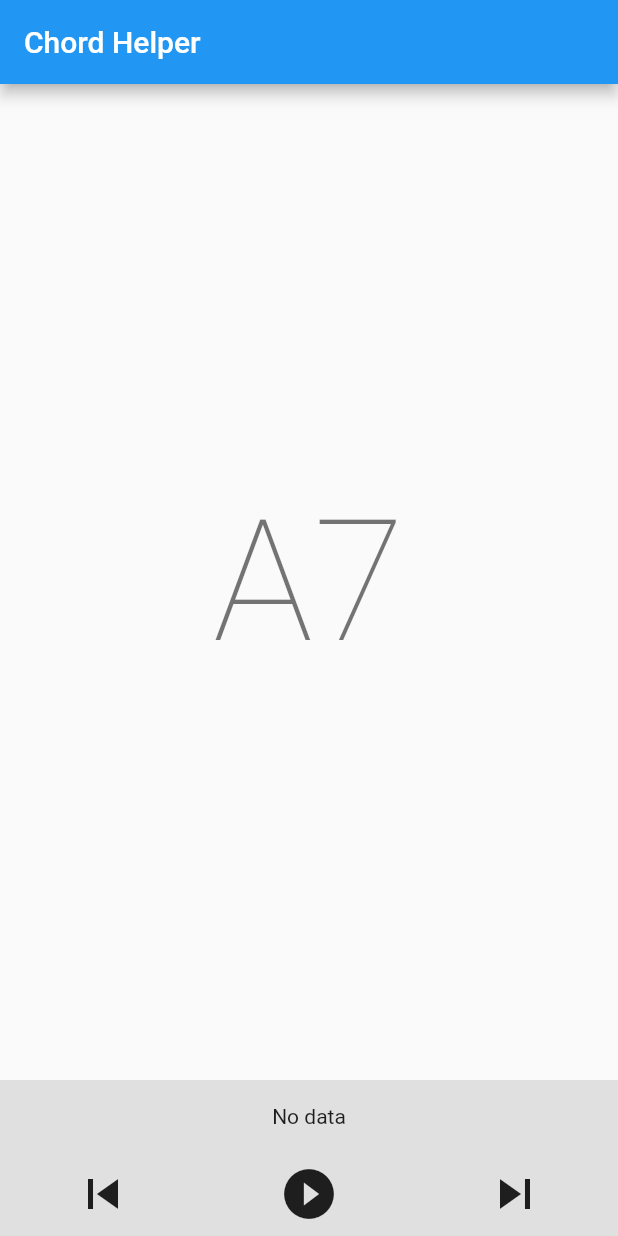
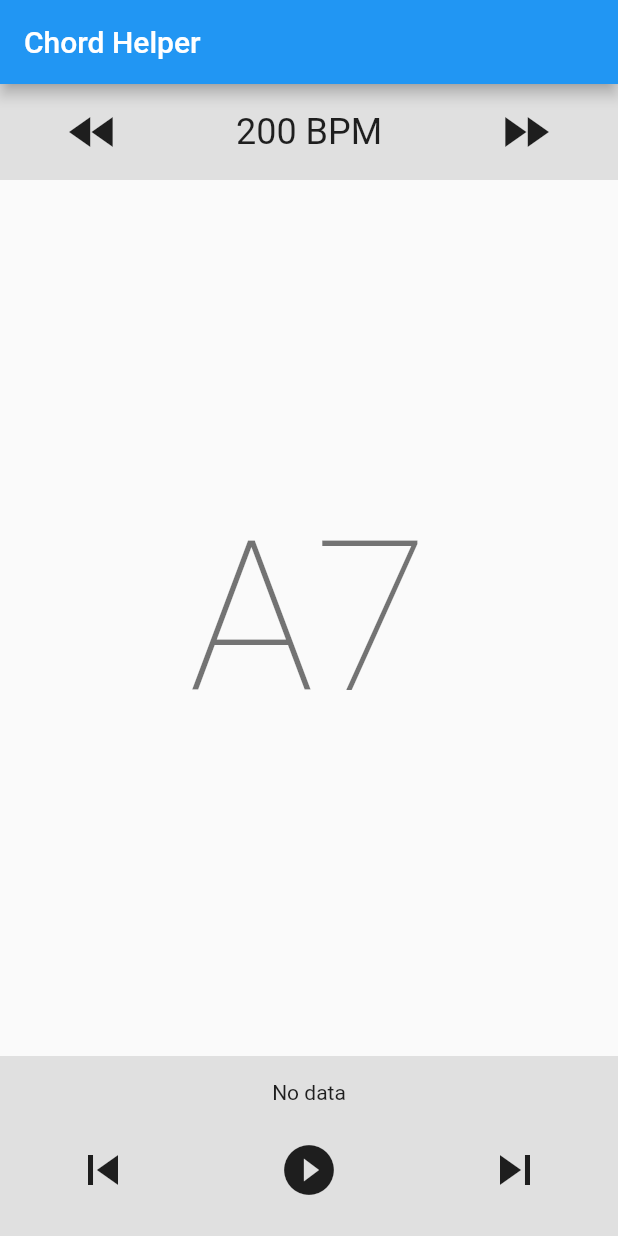
Before and after one commit to tylermercer/chord-helper, a Flutter app: the screen it shows after launch, on a phone screen of 412 x 824 dp. Run offline on Flutter 3.47's test engine with Material 2 defaults, Android fonts, the phone set to English and light mode, and no system bars.

Commit message:
Work on UI

```diff
--- a/lib/main.dart
+++ b/lib/main.dart
@@ -1,4 +1,5 @@
 import 'dart:convert';
+import 'dart:math';
 
 import 'package:flutter/material.dart';
 import 'package:flutter/services.dart';
@@ -33,6 +34,10 @@ class _MainPageState extends State<MainPage> {
 
   static const methodChannel = const MethodChannel("net.tylermercer.chordhelper/control");
   bool isPlaying = false;
+  int exponent = 0;
+
+  get multiplier => pow(2, exponent);
+  get multiplierString => exponent == 0 ? "" : (exponent >= 0 ? " (x$multiplier)" : " (x1/${pow(2, (exponent).abs())})");
 
   @override
   void initState() {
@@ -66,11 +71,51 @@ class _MainPageState extends State<MainPage> {
       ),
       body: Column(
         children: <Widget>[
+          Container(
+            padding: EdgeInsets.only(top: 4, bottom: 4),
+            color: Colors.grey[300],
+            child: Row(
+              mainAxisAlignment: MainAxisAlignment.spaceAround,
+              children: <Widget>[
+                IconButton(
+                  iconSize: 40,
+                  icon: Icon(Icons.fast_rewind),
+                  onPressed: () {
+                    setState(() {
+                      exponent--;
+                    });
+                  },
+                ),
+                Row(
+                  children: [
+                    Text(
+                      "200 BPM",
+                      style: TextStyle(
+                        fontSize: 24,
+                      )
+                    ),
+                    if (multiplierString != "") Text(multiplierString)
+                  ]
+                ),
+                IconButton(
+                  iconSize: 40,
+                  icon: Icon(Icons.fast_forward),
+                  onPressed: () {
+                    setState(() {
+                      exponent++;
+                    });
+                  },
+                ),
+              ],
+            ),
+          ),
           Expanded(
             child: Center(
               child: Text(
                 "A7",
-                style: Theme.of(context).textTheme.display4,
+                style: Theme.of(context).textTheme.display4.copyWith(
+                  fontSize: 140
+                ),
               ),
             ),
           ),
@@ -97,6 +142,7 @@ class _MainPageState extends State<MainPage> {
             ),
           ),
           Container(
+            padding: EdgeInsets.only(bottom: 16),
             color: Colors.grey[300],
             child: Row(
               mainAxisAlignment: MainAxisAlignment.spaceAround,
```
